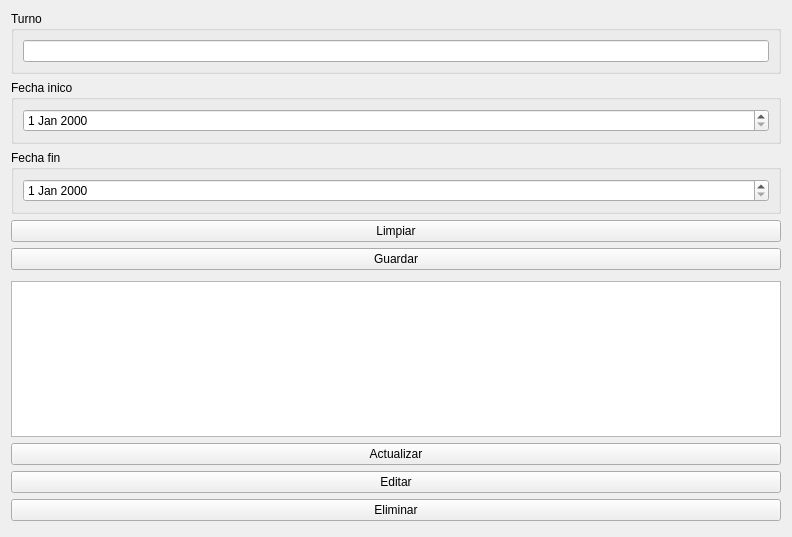
NeFaWaltPint/pyqt-sqlserver-colab, file views/forms/Turno.ui: the form before one commit.
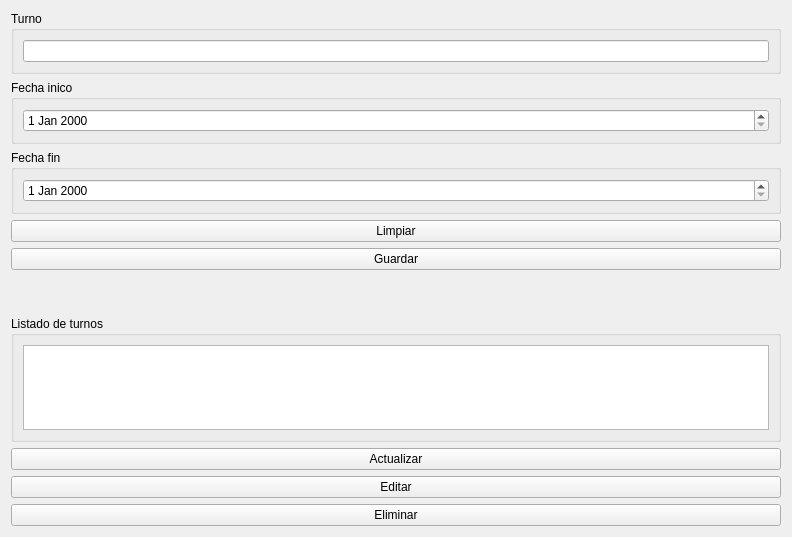
The form after the commit.

Commit message: improve turno view, added crud logic to same view, deleted no necesary files, minor variable name changes

```diff
--- a/views/forms/Turno.ui
+++ b/views/forms/Turno.ui
@@ -69,6 +69,9 @@
      <property name="orientation">
       <enum>Qt::Vertical</enum>
      </property>
+     <property name="sizeType">
+      <enum>QSizePolicy::Minimum</enum>
+     </property>
      <property name="sizeHint" stdset="0">
       <size>
        <width>20</width>
@@ -78,7 +81,20 @@
     </spacer>
    </item>
    <item>
-    <widget class="QTableView" name="tableView"/>
+    <widget class="QGroupBox" name="groupBox_4">
+     <property name="title">
+      <string>Listado de turnos</string>
+     </property>
+     <layout class="QHBoxLayout" name="horizontalLayout_4">
+      <item>
+       <widget class="QTableWidget" name="tableWidget">
+        <property name="selectionBehavior">
+         <enum>QAbstractItemView::SelectRows</enum>
+        </property>
+       </widget>
+      </item>
+     </layout>
+    </widget>
    </item>
    <item>
     <widget class="QPushButton" name="PB_Actualizar">
@@ -106,6 +122,9 @@
      <property name="orientation">
       <enum>Qt::Vertical</enum>
      </property>
+     <property name="sizeType">
+      <enum>QSizePolicy::Maximum</enum>
+     </property>
      <property name="sizeHint" stdset="0">
       <size>
        <width>20</width>
```
The commit also changes 5 other files.
